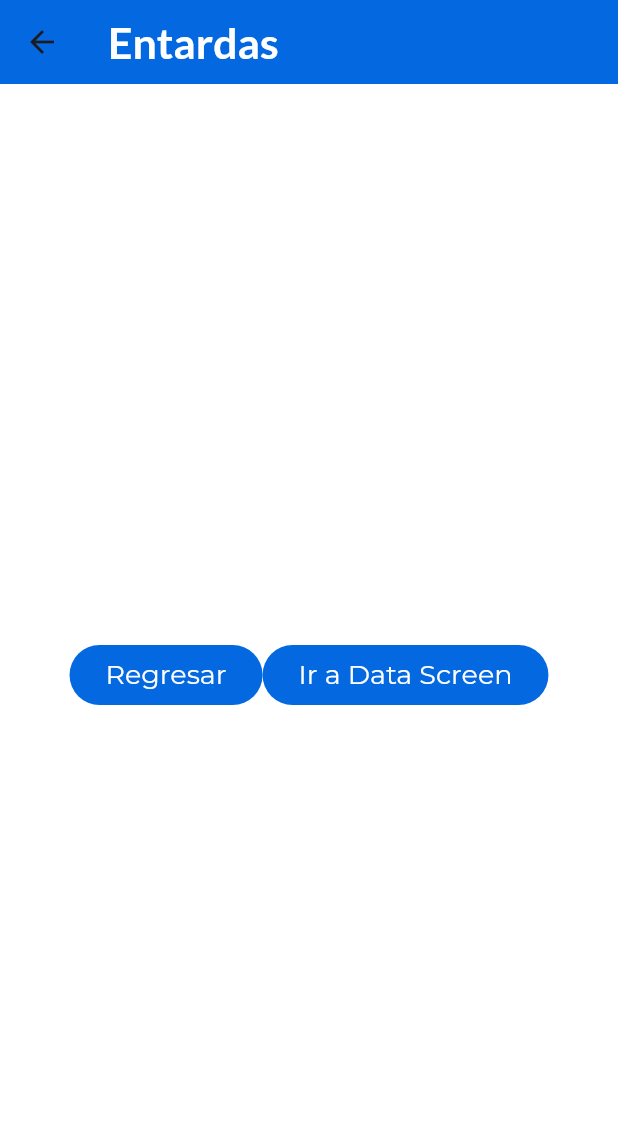
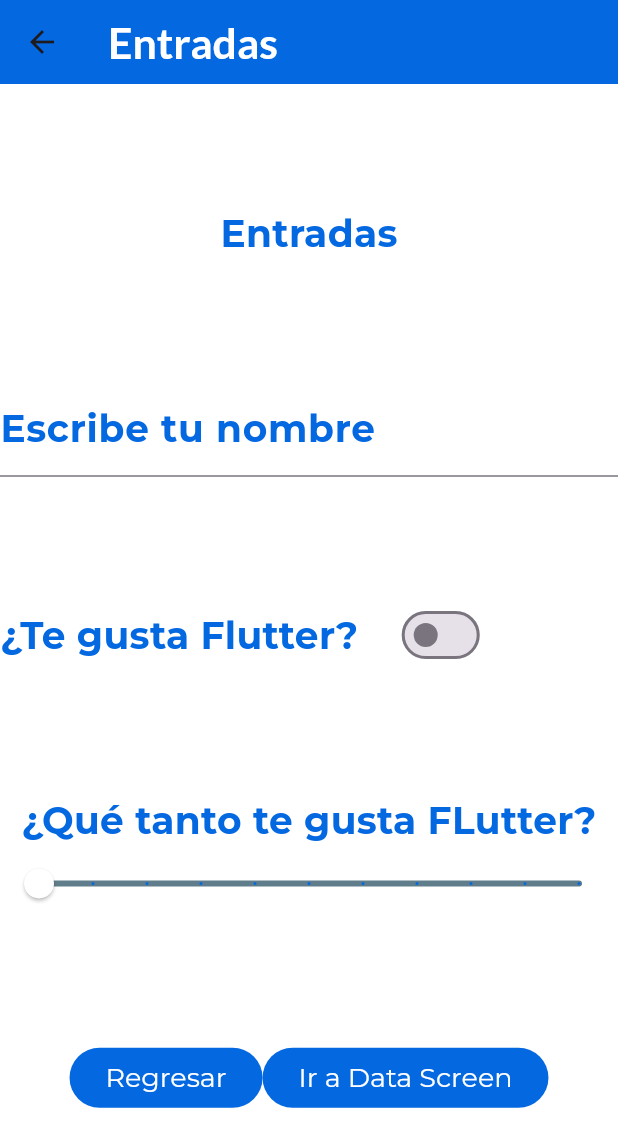
Before and after one commit to edw-perzd/componentes_flutter, a Flutter app: the InputScreen screen opened directly, on a phone screen of 412 x 824 dp. Shown: the top 1147 px of the screen. Run offline on Flutter 3.47's test engine with Material 3 defaults, Android fonts, the phone set to English and light mode, and no system bars; our stand-ins replace google_fonts.

Commit message:
13 Adding Widget and Slider into InputScreen

```diff
--- a/lib/screens/inputs_screen.dart
+++ b/lib/screens/inputs_screen.dart
@@ -1,4 +1,5 @@
 import 'package:flutter/material.dart';
+import 'package:practica3_componentes/themes/app_theme.dart';
 
 class InputScreen extends StatefulWidget {
   const InputScreen({super.key});
@@ -8,15 +9,23 @@ class InputScreen extends StatefulWidget {
 }
 
 class _InputScreenState extends State<InputScreen> {
+  bool valueSwitch = false;
+  double valueSlider = 0.0;
   @override
   Widget build(BuildContext context) {
     return Scaffold(
-      appBar: AppBar(title: const Text('Entardas')),
-      body: const Column(
-        mainAxisAlignment: MainAxisAlignment.center,
+      appBar: AppBar(title: const Text('Entradas')),
+      body: Column(
+        mainAxisAlignment: MainAxisAlignment.spaceEvenly,
         children: [
-          Text('Entradas'),
-          Row(
+          Text(
+            'Entradas',
+            style: AppTheme.lightTheme.textTheme.headlineLarge,
+          ),
+          entradaTexto(),
+          entradaSwitch(),
+          entradaSlider(),
+          const Row(
             mainAxisAlignment: MainAxisAlignment.center,
             children: [
               ElevatedButton(onPressed: null, child: Text('Regresar')),
@@ -27,4 +36,61 @@ class _InputScreenState extends State<InputScreen> {
       ),
     );
   }
+
+  TextField entradaTexto() {
+    return TextField(
+      decoration: InputDecoration(
+          border: const UnderlineInputBorder(),
+          labelText: 'Escribe tu nombre',
+          labelStyle: AppTheme.lightTheme.textTheme.headlineLarge),
+    );
+  }
+
+  Row entradaSwitch() {
+    return Row(
+      children: <Widget>[
+        Text(
+          '¿Te gusta Flutter?',
+          style: AppTheme.lightTheme.textTheme.headlineLarge,
+        ),
+        const SizedBox(
+          width: 25,
+        ),
+        Switch(
+            value: valueSwitch,
+            onChanged: (value) {
+              setState(() {
+                valueSwitch = value;
+              });
+            })
+      ],
+    );
+  }
+
+  Column entradaSlider() {
+    return Column(
+      children: <Widget>[
+        Text(
+          '¿Qué tanto te gusta FLutter?',
+          style: AppTheme.lightTheme.textTheme.headlineLarge,
+        ),
+        Slider(
+          min: 0.0,
+          max: 10.0,
+          value: valueSlider,
+          activeColor: AppTheme.mainColor,
+          inactiveColor: AppTheme.subtitleColor,
+          thumbColor: AppTheme.backColor,
+          divisions: 10,
+          label: '${valueSlider.round()}',
+          onChanged: (value) {
+            setState(() {
+              valueSlider = value;
+              print('Valor del Slider: $valueSlider');
+            });
+          },
+        )
+      ],
+    );
+  }
 }
--- a/lib/themes/app_theme.dart
+++ b/lib/themes/app_theme.dart
@@ -33,6 +33,11 @@ class AppTheme {
               // decorationColor: Colors.red,
               // decorationStyle: TextDecorationStyle.wavy,
               decorationThickness: 3.0),
+          headlineMedium: GoogleFonts.acme(
+              color: Colors.black,
+              fontSize: 25.0,
+              fontWeight: FontWeight.bold,
+              decorationThickness: 3.0),
           bodySmall: GoogleFonts.montserrat(
             color: subtitleColor,
             fontStyle: FontStyle.italic,
```
